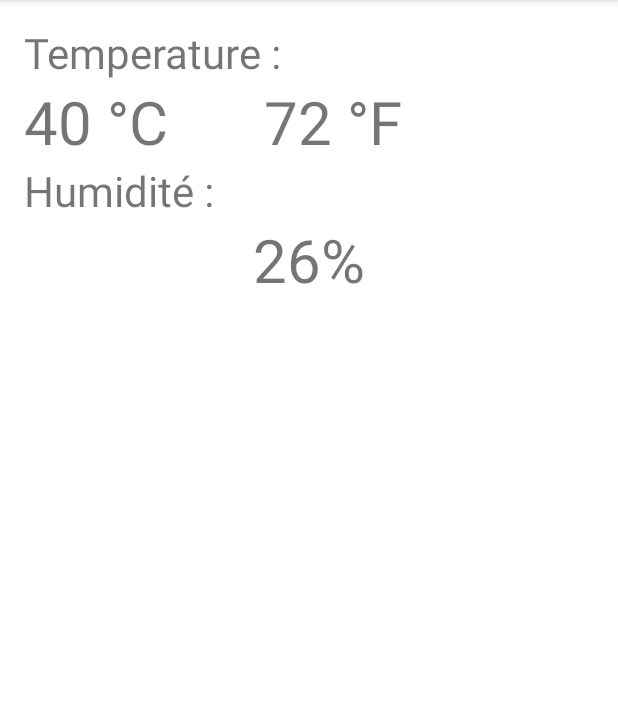
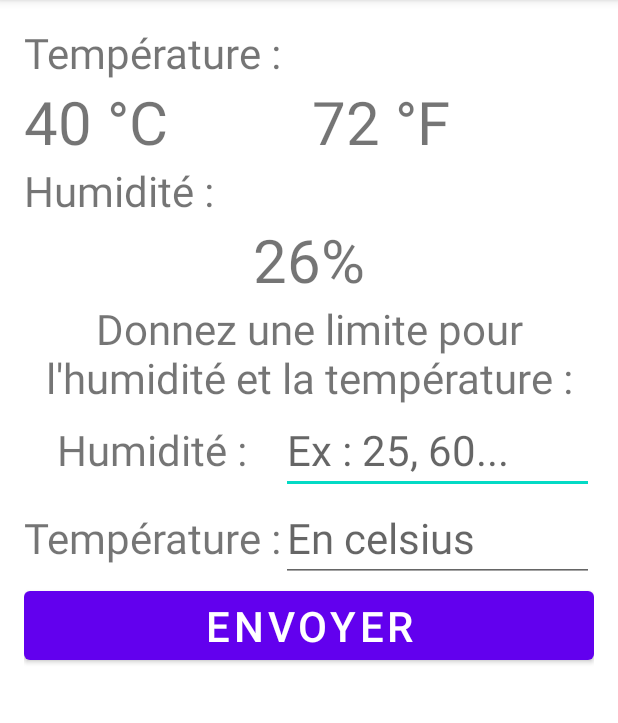
Before and after one commit to AdeniuObesu/whether-monitoring-system, an Android app: the screen it shows after launch (MainActivity), on a phone screen of 412 x 824 dp, the part 84-807 px from its top. Run offline under Robolectric (Android 15) with nearby library versions, the light colour scheme and no system bars.

```diff
--- a/android/app/src/main/java/org/adeniuobesu/wms/MainActivity.java
+++ b/android/app/src/main/java/org/adeniuobesu/wms/MainActivity.java
@@ -2,13 +2,62 @@ package org.adeniuobesu.wms;
 
 import androidx.appcompat.app.AppCompatActivity;
 
+import android.content.pm.PackageManager;
 import android.os.Bundle;
+import android.view.View;
+import android.widget.Button;
+import android.widget.EditText;
+import android.widget.TextView;
+import android.widget.Toast;
 
 public class MainActivity extends AppCompatActivity {
+    private TextView fahrenheitView, celsiusView, humidityView;
+    private EditText celsiusField, humidityField;
+    private Button submitBtn;
 
     @Override
     protected void onCreate(Bundle savedInstanceState) {
         super.onCreate(savedInstanceState);
         setContentView(R.layout.activity_main);
+
+        referenceFields();
+
+        submitBtn.setOnClickListener(new SubmitBtnListener());
+    }
+    private void checkBluetooth() {
+        if (getPackageManager().hasSystemFeature(PackageManager.FEATURE_BLUETOOTH)) {
+            Toast.makeText(this, R.string.bluetooth_supported, Toast.LENGTH_LONG).show();
+            finish();
+        }
+        // Use this check to determine whether BLE is supported on the device. Then
+        // you can selectively disable BLE-related features.
+        if (getPackageManager().hasSystemFeature(PackageManager.FEATURE_BLUETOOTH_LE)) {
+            Toast.makeText(this, R.string.ble_supported, Toast.LENGTH_LONG).show();
+            finish();
+        }
+    }
+    private void referenceFields() {
+        fahrenheitView = findViewById(R.id.main_textview_fahrenheit);
+        celsiusView = findViewById(R.id.main_textview_celsuis);
+        humidityView = findViewById(R.id.main_textview_humidity);
+
+        humidityField = findViewById(R.id.main_edittext_humidity);
+        celsiusField = findViewById(R.id.main_edittext_celsius);
+
+        submitBtn = findViewById(R.id.main_button_submit);
+    }
+
+    private class SubmitBtnListener implements View.OnClickListener{
+        @Override
+        public void onClick(View view) {
+            int temperatureInCelsius, humidity;
+            try {
+                temperatureInCelsius = Integer.parseInt(celsiusField.getText().toString());
+                humidity = Integer.parseInt(humidityField.getText().toString());
+                System.out.println("Humidity " + humidity + " Temperature : " + temperatureInCelsius);
+            } catch(Exception e){
+                System.out.println("Erreur : " + e.getMessage());
+            }
+        }
     }
 }
--- a/android/app/src/main/res/layout/activity_main.xml
+++ b/android/app/src/main/res/layout/activity_main.xml
@@ -7,11 +7,10 @@
     android:padding="16dp">
 
     <TextView
-        android:layout_width="wrap_content"
+        android:layout_width="match_parent"
         android:layout_height="wrap_content"
-        android:text="Temperature :"
-        android:textSize="28sp"
-        />
+        android:text="Température :"
+        android:textSize="28sp" />
 
     <LinearLayout
         android:layout_width="match_parent"
@@ -19,32 +18,99 @@
         android:orientation="horizontal">
 
         <TextView
-            android:id="@+id/celsiusField"
+            android:id="@+id/main_textview_celsuis"
             android:layout_width="wrap_content"
             android:layout_height="wrap_content"
+            android:layout_weight="1"
             android:text="40 °C"
-            android:textSize="40sp"/>
+            android:textSize="40sp" />
 
         <TextView
-            android:id="@+id/fahrenheitField"
+            android:id="@+id/main_textview_fahrenheit"
             android:layout_width="wrap_content"
             android:layout_height="wrap_content"
+            android:layout_weight="1"
             android:text="72 °F"
-            android:textSize="40sp"
-            android:layout_marginStart="64dp"/>
+            android:textSize="40sp" />
     </LinearLayout>
 
     <TextView
-        android:layout_width="wrap_content"
+        android:layout_width="match_parent"
         android:layout_height="wrap_content"
         android:text="Humidité :"
-        android:textSize="28sp"/>
+        android:textSize="28sp" />
+
     <TextView
-        android:id="@+id/humidityField"
+        android:id="@+id/main_textview_humidity"
         android:layout_width="match_parent"
         android:layout_height="wrap_content"
         android:text="26%"
-        android:textSize="40sp"
-        android:textAlignment="center">
-    </TextView>
+        android:textAlignment="center"
+        android:textSize="40sp"></TextView>
+
+    <TextView
+        android:layout_width="match_parent"
+        android:layout_height="wrap_content"
+        android:text="Donnez une limite pour l'humidité et la température :"
+        android:textAlignment="center"
+        android:textSize="28sp"></TextView>
+
+    <LinearLayout
+        android:layout_width="match_parent"
+        android:layout_height="wrap_content"
+        android:orientation="horizontal">
+
+        <LinearLayout
+            android:layout_width="wrap_content"
+            android:layout_height="match_parent"
+            android:orientation="vertical">
+
+            <TextView
+                android:layout_width="match_parent"
+                android:layout_height="wrap_content"
+                android:layout_weight="1"
+                android:gravity="center"
+                android:text="Humidité :"
+                android:textSize="28sp"></TextView>
+
+            <TextView
+                android:layout_width="match_parent"
+                android:layout_height="wrap_content"
+                android:layout_weight="1"
+                android:gravity="center"
+                android:text="Température :"
+                android:textSize="28sp"></TextView>
+
+        </LinearLayout>
+
+        <LinearLayout
+            android:layout_width="match_parent"
+            android:layout_height="match_parent"
+            android:orientation="vertical">
+
+            <EditText
+                android:id="@+id/main_edittext_humidity"
+                android:layout_width="match_parent"
+                android:layout_height="wrap_content"
+                android:layout_weight="1"
+                android:hint="Ex : 25, 60..."
+                android:textSize="28sp"></EditText>
+
+            <EditText
+                android:id="@+id/main_edittext_celsius"
+                android:layout_width="match_parent"
+                android:layout_height="wrap_content"
+                android:layout_weight="1"
+                android:hint="En celsius"
+                android:textSize="28sp"></EditText>
+        </LinearLayout>
+
+    </LinearLayout>
+
+    <Button
+        android:id="@+id/main_button_submit"
+        android:layout_width="match_parent"
+        android:layout_height="wrap_content"
+        android:text="Envoyer"
+        android:textSize="28sp"></Button>
 </LinearLayout>
--- a/android/app/src/main/res/values/strings.xml
+++ b/android/app/src/main/res/values/strings.xml
@@ -1,3 +1,5 @@
 <resources>
     <string name="app_name">whether-monitoring-system</string>
+    <string name="bluetooth_supported">Bluetooth is supported</string>
+    <string name="ble_supported">Bluetooth Low Energy is supported</string>
 </resources>
```
Also changed, not shown: android/app/src/main/AndroidManifest.xml (+16 -1 lines), android/app/src/main/java/org/adeniuobesu/wms/BluetoothFacade.java (added, +13 -0 lines), android/app/src/main/java/org/adeniuobesu/wms/model/State.java (added, +37 -0 lines).
